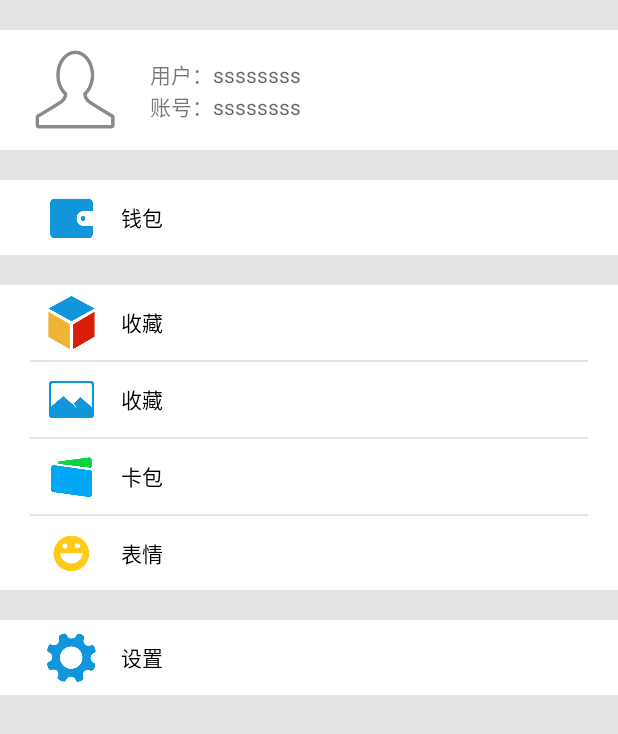
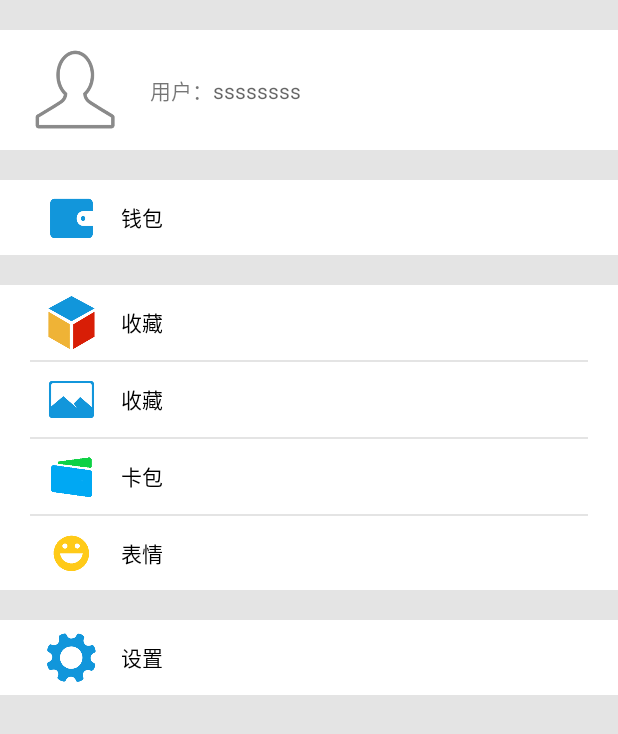
Before and after one commit to Hkkkkkkkkkk/AndroidTraining, an Android app: the fragment Fragment_third shown on its own in the app's theme, on a phone screen of 412 x 824 dp. Shown: the top 734 px of the screen. Run offline under Robolectric (Android 15) with nearby library versions, the phone set to English and light mode, and no system bars; network calls fail; 2 statements that could not run were skipped.

Commit message:
聊天框

```diff
--- a/app/src/main/java/com/example/androidtraining/Fragment/Fragment_third.java
+++ b/app/src/main/java/com/example/androidtraining/Fragment/Fragment_third.java
@@ -16,7 +16,7 @@ import com.example.androidtraining.R;
 
 
 public class Fragment_third extends Fragment {
-    private TextView tv_name,tv_user;
+    private TextView tv_name;
     private String [] a ;
     @Nullable
     @Override
@@ -24,13 +24,11 @@ public class Fragment_third extends Fragment {
         View view = inflater.inflate(R.layout.fragment_third,container,false);
         initview(view);
         tv_name.setText(a[0]);
-        tv_user.setText(a[1]);
         return view;
     }
 
     private void initview(View view) {
         tv_name = view.findViewById(R.id.tv_name);
-        tv_user = view.findViewById(R.id.tv_user);
     }
 
     @Override
--- a/app/src/main/res/layout/fragment_first_right.xml
+++ b/app/src/main/res/layout/fragment_first_right.xml
@@ -4,7 +4,7 @@
     android:layout_height="match_parent"
     android:gravity="center_vertical"
     android:orientation="horizontal"
-    android:background="#FFE1E1E1">
+    android:background="#FFF2F2F2">
     <LinearLayout
         android:layout_width="match_parent"
         android:layout_height="match_parent"
@@ -19,6 +19,7 @@
                 android:layout_width="wrap_content"
                 android:layout_height="wrap_content"
                 android:text="ssss"
+                android:textColor="#a1a1a1"
                 android:layout_gravity="right"
                 />
             <LinearLayout
@@ -31,7 +32,7 @@
                 android:text="ssss"
                 android:textSize="20dp"
                 android:background="@drawable/chat_box_right"
-                android:padding="2dp"
+                android:padding="6dp"
                 />
                 <ImageView
                     android:layout_width="wrap_content"
--- a/app/src/main/res/layout/fragment_third.xml
+++ b/app/src/main/res/layout/fragment_third.xml
@@ -36,21 +36,7 @@
                    android:layout_height="wrap_content"
                    android:hint="ssssssss"/>
            </LinearLayout>
-           <LinearLayout
-               android:layout_width="wrap_content"
-               android:layout_height="wrap_content"
-               android:orientation="horizontal">
-               <TextView
-                   android:layout_width="wrap_content"
-                   android:layout_height="wrap_content"
-                   android:text="账号："
-                   />
-               <TextView
-                   android:id="@+id/tv_user"
-                   android:layout_width="wrap_content"
-                   android:layout_height="wrap_content"
-                   android:hint="ssssssss"/>
-           </LinearLayout>
+
 
        </LinearLayout>
     </LinearLayout>
```
Also changed, not shown: app/src/main/res/layout/fragment_first_left.xml (+4 -3 lines).
